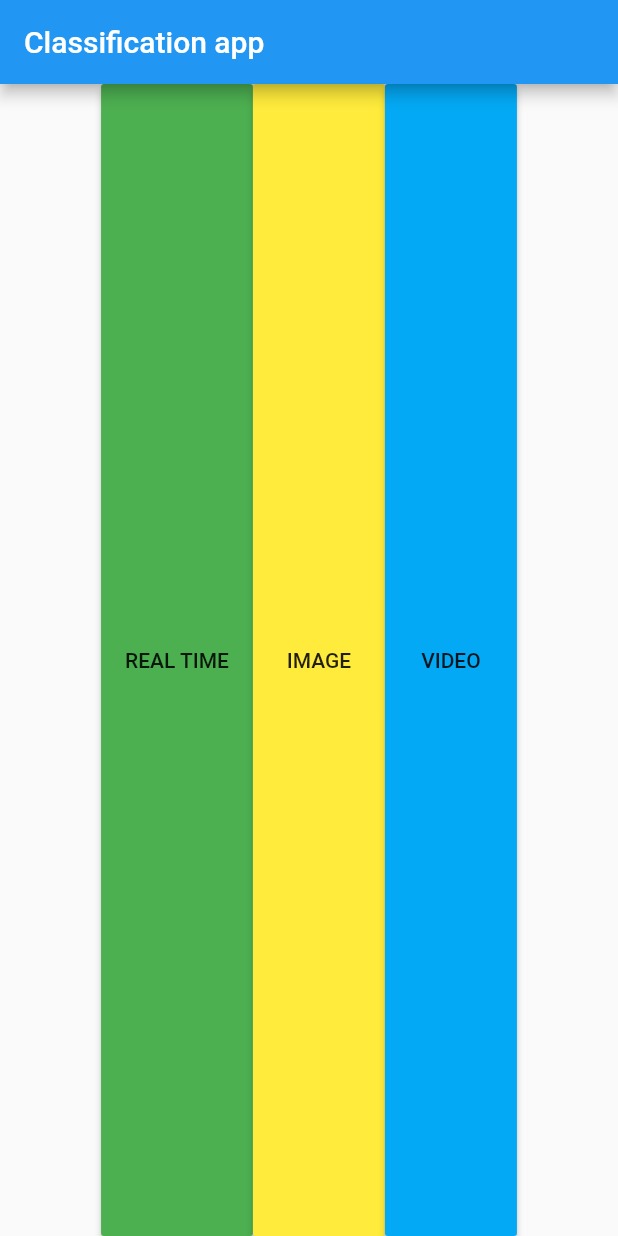
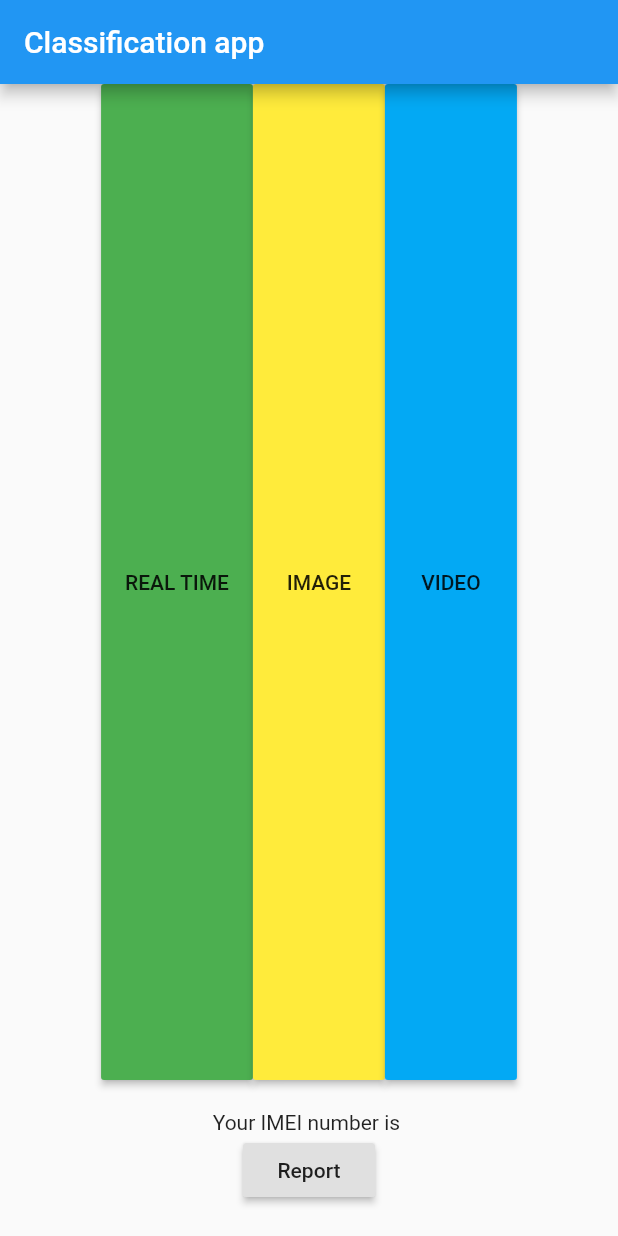
Before and after one commit to piyushchauhan/btp-app, a Flutter app: the screen it shows after launch, on a phone screen of 412 x 824 dp. Run offline on Flutter 3.47's test engine with Material 2 defaults, Android fonts, the phone set to English and light mode, and no system bars; our stand-ins replace camera, cloud_firestore, firebase_core, image_picker, video_player; missing offline and left inert: imei_plugin, tflite; accounts and stored records are empty.

Commit message:
Report IMEI number to cloud

```diff
--- a/lib/classifier.dart
+++ b/lib/classifier.dart
@@ -70,7 +70,7 @@ Future<List> recognizeImageBinary(File image) async {
   return recognitions;
 }
 
-cameraClassif(CameraImage img) async {
+Future cameraClassif(CameraImage img) async {
   var recognitions = await Tflite.runModelOnFrame(
     bytesList: img.planes.map((plane) {
       return plane.bytes;
--- a/lib/home_page.dart
+++ b/lib/home_page.dart
@@ -4,6 +4,7 @@ import 'package:safety_app/camera.dart';
 import 'package:safety_app/image_page.dart';
 import 'package:safety_app/video_page.dart';
 import 'package:imei_plugin/imei_plugin.dart';
+import 'package:cloud_firestore/cloud_firestore.dart';
 
 class MyHomePage extends StatefulWidget {
   @override
@@ -31,7 +32,10 @@ class _MyHomePageState extends State<MyHomePage> {
       appBar: AppBar(
         title: Text('Classification app'),
       ),
-      body: Center(
+      body: Column(
+        mainAxisAlignment: MainAxisAlignment.end,
+        children: [
+          Expanded(
             child: Row(
               mainAxisAlignment: MainAxisAlignment.center,
               children: [
@@ -75,6 +79,45 @@ class _MyHomePageState extends State<MyHomePage> {
               ],
             ),
           ),
+          Report(imei: imei),
+        ],
+      ),
     );
   }
 }
+
+class Report extends StatelessWidget {
+  const Report({
+    Key key,
+    @required this.imei,
+  }) : super(key: key);
+
+  final String imei;
+
+  @override
+  Widget build(BuildContext context) {
+    CollectionReference users =
+        FirebaseFirestore.instance.collection('obscene-recorders');
+
+    Future<void> addUser() {
+      // Call the user's CollectionReference to add a new user
+      return users
+          .add({
+            'imei': imei, // John Doe
+            'datetime': DateTime.now().toIso8601String(), // Stokes and Sons
+          })
+          .then((value) => print("User Added"))
+          .catchError((error) => print("Failed to add user: $error"));
+    }
+
+    return Container(
+      padding: EdgeInsets.symmetric(vertical: 20),
+      child: Column(
+        children: [
+          Text('Your IMEI number is $imei'),
+          RaisedButton(onPressed: addUser, child: Text('Report'))
+        ],
+      ),
+    );
+  }
+}
--- a/lib/main.dart
+++ b/lib/main.dart
@@ -1,10 +1,12 @@
 import 'package:flutter/material.dart';
 import 'package:flutter/services.dart';
 import 'package:safety_app/home_page.dart';
+import 'package:firebase_core/firebase_core.dart';
 
 Future<void> main() async {
   WidgetsFlutterBinding.ensureInitialized();
   await SystemChrome.setPreferredOrientations([DeviceOrientation.portraitUp]);
+  await Firebase.initializeApp();
   runApp(MyApp());
 }
 
--- a/pubspec.yaml
+++ b/pubspec.yaml
@@ -27,7 +27,6 @@ dependencies:
   image_picker: ^0.6.7+9
   flutter_image_compress: ^0.7.0
   tflite: ^1.1.1
-  firebase_ml_vision: ^0.9.9
   video_player: ^1.0.1
   image: ^2.1.19
   cupertino_icons: ^1.0.0
@@ -35,6 +34,8 @@ dependencies:
   camera: ^0.6.3+2
   path:
   imei_plugin: ^1.2.0
+  firebase_core: ^0.5.3
+  cloud_firestore: ^0.14.4
   # tflite_flutter: ^0.5.0
   # tflite_flutter_helper: ^0.1.2
 
```
Also changed, not shown: lib/camera.dart (+8 -4 lines), 3 other files. Lines whose indentation alone changed are shown as unchanged.
